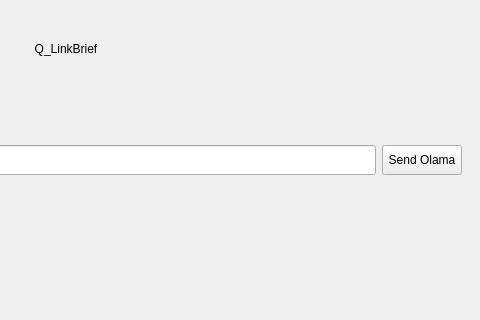
First picture: the form in NG_QLinkBrief/mainwindow.ui, repository yarmyron27/NG_QLinkBrief, before the edit; both pictures show x 348 to 828 and y 193 to 513 of the 828 by 692 pixel window.
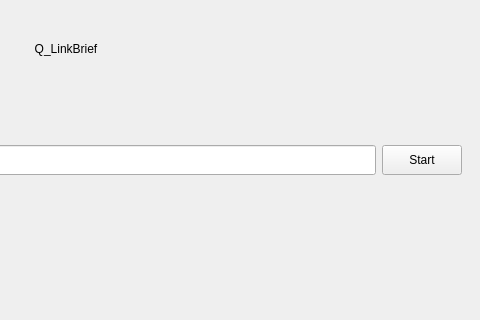
Second picture: the form after the edit. The open tabs and pages were chosen to show the change.

Commit message: add function for back to start menu and conf connect

```diff
--- a/NG_QLinkBrief/mainwindow.ui
+++ b/NG_QLinkBrief/mainwindow.ui
@@ -92,7 +92,7 @@
                </size>
               </property>
               <property name="text">
-               <string>Send Olama</string>
+               <string>Start</string>
               </property>
              </widget>
             </item>
```
Left out of the diff: 6 changed lines with no effect on the pictures. The commit also changes 2 other files.
